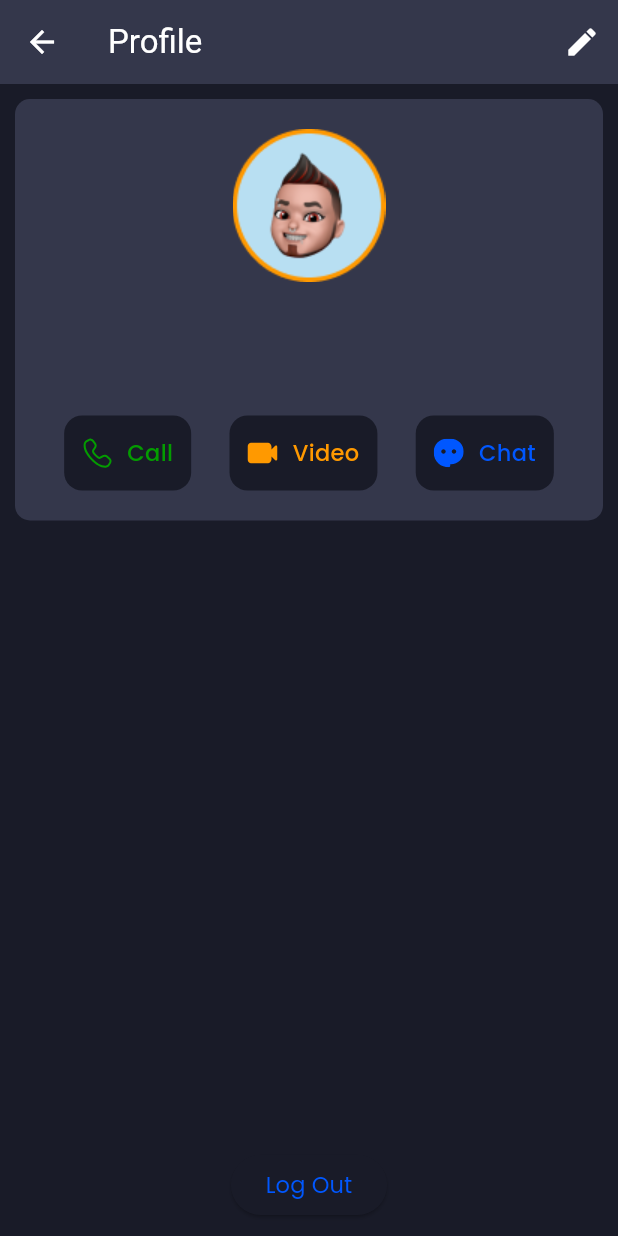
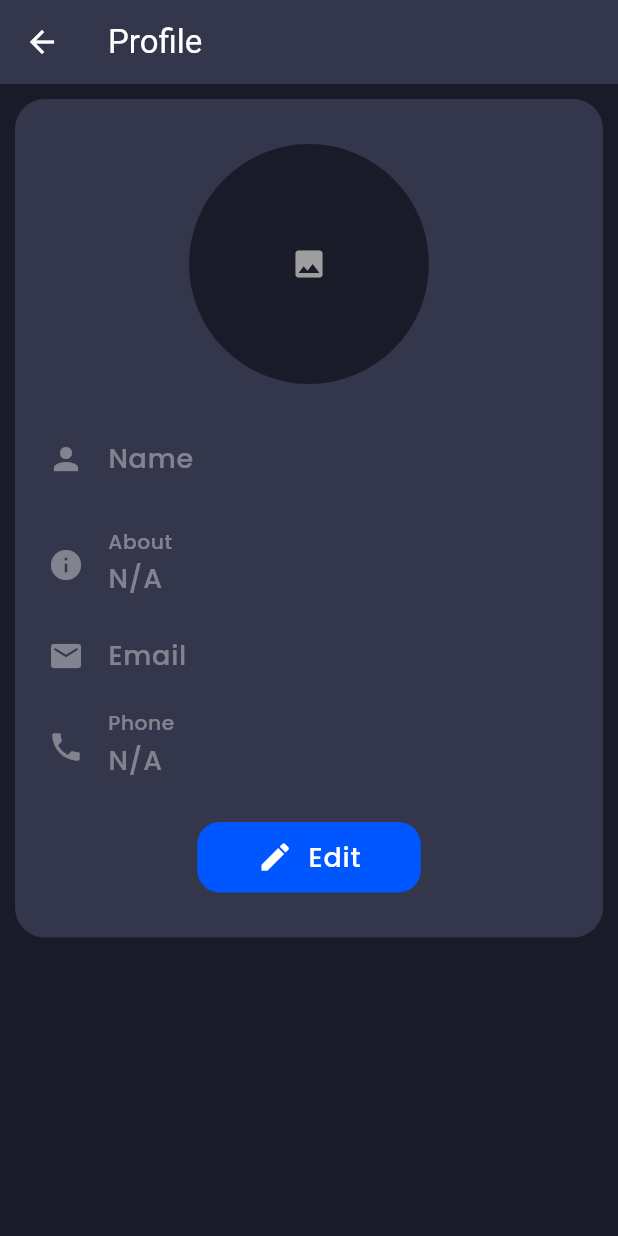
Before and after one commit to Muhammadtalha97/CUI-CHAT-APP, a Flutter app: the ProfilePage screen opened by its route, on a phone screen of 412 x 824 dp. Run offline on Flutter 3.47's test engine with Material 3 defaults, Android fonts, the phone set to English and light mode, and no system bars; our stand-ins replace cloud_firestore, firebase_auth, firebase_core, flutter_svg, get, slide_to_act; accounts and stored records are empty; network calls fail; statements that could not run were skipped.

Commit message:
Update UserProfile Ui/Ux and Funcationalites

```diff
--- a/CUI Chat/lib/Config/PagePath.dart
+++ b/CUI Chat/lib/Config/PagePath.dart
@@ -1,8 +1,9 @@
 import 'package:cui_chat/Pages/Auth/AuthPage.dart';
 import 'package:cui_chat/Pages/Chat/ChatPage.dart';
 import 'package:cui_chat/Pages/Home/HomePage.dart';
-import 'package:cui_chat/Pages/Profile/ProfilePage.dart';
-import 'package:cui_chat/Pages/Profile/UpdateProfile.dart';
+import 'package:cui_chat/Pages/ProfilePage/ProfilePage.dart';
+import 'package:cui_chat/Pages/UserProfile/UserProfilePage.dart';
+import 'package:cui_chat/Pages/UserProfile/UserUpdateProfile.dart';
 import 'package:get/get.dart';
 
 var pagePath = [
@@ -19,11 +20,15 @@ var pagePath = [
       page: () => const Chatpage(),
       transition: Transition.rightToLeft),
   GetPage(
+      name: '/userProfilePage',
+      page: () => const UserProfilePage(),
+      transition: Transition.rightToLeft),
+  GetPage(
+      name: '/userUpdateProfilePage',
+      page: () => const UserUpdateProfile(),
+      transition: Transition.rightToLeft),
+  GetPage(
       name: '/profilePage',
       page: () => const ProfilePage(),
       transition: Transition.rightToLeft),
-  GetPage(
-      name: '/updateProfilePage',
-      page: () => const UpdateProfile(),
-      transition: Transition.rightToLeft),
 ];
--- a/CUI Chat/lib/Model/UserModel.dart
+++ b/CUI Chat/lib/Model/UserModel.dart
@@ -1,19 +1,53 @@
-
 class UserModel {
   String? id;
   String? name;
   String? email;
+  String? phoneNumber;
   String? profileImage;
-  String? phoneNumber;
+  String? about;
+  String? createdAt;
+  String? lastOnlineStatus;
+  String? status;
 
-  UserModel({this.id, this.name, this.email, this.profileImage, this.phoneNumber});
+  UserModel(
+      {this.id,
+      this.name,
+      this.email,
+      this.phoneNumber,
+      this.profileImage,
+      this.about,
+      this.createdAt,
+      this.lastOnlineStatus,
+      this.status});
 
   UserModel.fromJson(Map<String, dynamic> json) {
-    id = json["id"];
-    name = json["name"];
-    email = json["email"];
-    profileImage = json["profileImage"];
-    phoneNumber = json["phoneNumber"];
+    if (json["id"] is String) {
+      id = json["id"];
+    }
+    if (json["name"] is String) {
+      name = json["name"];
+    }
+    if (json["email"] is String) {
+      email = json["email"];
+    }
+    if (json["phoneNumber"] is String) {
+      phoneNumber = json["phoneNumber"];
+    }
+    if (json["profileImage"] is String) {
+      profileImage = json["profileImage"];
+    }
+    if (json["About"] is String) {
+      about = json["About"];
+    }
+    if (json["CreatedAt"] is String) {
+      createdAt = json["CreatedAt"];
+    }
+    if (json["LastOnlineStatus"] is String) {
+      lastOnlineStatus = json["LastOnlineStatus"];
+    }
+    if (json["Status"] is String) {
+      status = json["Status"];
+    }
   }
 
   static List<UserModel> fromList(List<Map<String, dynamic>> list) {
@@ -25,8 +59,12 @@ class UserModel {
     _data["id"] = id;
     _data["name"] = name;
     _data["email"] = email;
+    _data["phoneNumber"] = phoneNumber;
     _data["profileImage"] = profileImage;
-    _data["phoneNumber"] = phoneNumber;
+    _data["About"] = about;
+    _data["CreatedAt"] = createdAt;
+    _data["LastOnlineStatus"] = lastOnlineStatus;
+    _data["Status"] = status;
     return _data;
   }
 }
--- a/CUI Chat/lib/Pages/Home/HomePage.dart
+++ b/CUI Chat/lib/Pages/Home/HomePage.dart
@@ -17,8 +17,8 @@ class HomePage extends StatefulWidget {
 class _HomePageState extends State<HomePage> with TickerProviderStateMixin {
   @override
   Widget build(BuildContext context) {
-     // ignore: unused_local_variable
-     ProfileController profileController = Get.put(ProfileController());
+    // ignore: unused_local_variable
+    ProfileController profileController = Get.put(ProfileController());
     TabController tabController = TabController(length: 3, vsync: this);
     return Scaffold(
       appBar: AppBar(
@@ -33,7 +33,7 @@ class _HomePageState extends State<HomePage> with TickerProviderStateMixin {
         actions: [
           IconButton(onPressed: () => {}, icon: const Icon(Icons.search)),
           IconButton(
-              onPressed: () => {Get.toNamed('profilePage')},
+              onPressed: () => {Get.toNamed('/profilePage')},
               icon: const Icon(Icons.more_vert))
         ],
         bottom: myTabBar(tabController, context),
--- /dev/null
+++ b/CUI Chat/lib/Pages/ProfilePage/ProfilePage.dart
@@ -0,0 +1,134 @@
+import 'package:cui_chat/Controller/ProfileController.dart';
+import 'package:cui_chat/Widget/PrimaryButton.dart';
+import 'package:flutter/material.dart';
+import 'package:get/get.dart';
+
+class ProfilePage extends StatelessWidget {
+  const ProfilePage({super.key});
+
+  @override
+  Widget build(BuildContext context) {
+    RxBool isEdit = false.obs;
+    ProfileController profileController = Get.put(ProfileController());
+    TextEditingController name =
+        TextEditingController(text: profileController.currentUser.value.name);
+    TextEditingController email =
+        TextEditingController(text: profileController.currentUser.value.email);
+    TextEditingController phone = TextEditingController(
+        text: profileController.currentUser.value.phoneNumber ?? 'N/A');
+    TextEditingController about = TextEditingController(
+        text: profileController.currentUser.value.about ?? 'N/A');
+    return Scaffold(
+      appBar: AppBar(
+        title: const Text('Profile'),
+      ),
+      body: Padding(
+        padding: const EdgeInsets.all(10),
+        child: ListView(
+          children: [
+            Container(
+              padding: const EdgeInsets.all(10),
+              decoration: BoxDecoration(
+                  color: Theme.of(context).colorScheme.primaryContainer,
+                  borderRadius: BorderRadius.circular(20)),
+              child: Row(
+                children: [
+                  Expanded(
+                    child: Column(
+                      children: [
+                        const SizedBox(
+                          height: 20,
+                        ),
+                        Row(
+                          mainAxisAlignment: MainAxisAlignment.center,
+                          children: [
+                            CircleAvatar(
+                              backgroundColor:
+                                  Theme.of(context).colorScheme.surface,
+                              radius: 80,
+                              child: const Icon(Icons.image),
+                            ),
+                          ],
+                        ),
+                        const SizedBox(
+                          height: 20,
+                        ),
+                        Obx(
+                          () => TextField(
+                            controller: name,
+                            enabled: isEdit.value,
+                            decoration: InputDecoration(
+                              filled: isEdit.value,
+                              labelText: 'Name',
+                              prefixIcon: const Icon(Icons.person),
+                            ),
+                          ),
+                        ),
+                        const SizedBox(
+                          height: 10,
+                        ),
+                        Obx(
+                          () => TextField(
+                            controller: about,
+                            enabled: isEdit.value,
+                            decoration: InputDecoration(
+                              filled: isEdit.value,
+                              labelText: 'About',
+                              prefixIcon: const Icon(Icons.info),
+                            ),
+                          ),
+                        ),
+                        TextField(
+                          controller: email,
+                          enabled: false,
+                          decoration: const InputDecoration(
+                            filled: false,
+                            labelText: 'Email',
+                            prefixIcon: Icon(Icons.email_rounded),
+                          ),
+                        ),
+                        Obx(
+                          () => TextField(
+                            controller: phone,
+                            enabled: isEdit.value,
+                            decoration: InputDecoration(
+                              filled: isEdit.value,
+                              labelText: 'Phone',
+                              prefixIcon: const Icon(Icons.phone),
+                            ),
+                          ),
+                        ),
+                        const SizedBox(
+                          height: 20,
+                        ),
+                        Row(
+                          mainAxisAlignment: MainAxisAlignment.center,
+                          children: [
+                            Obx(
+                              () => isEdit.value
+                                  ? PrimaryButton(
+                                      btnName: 'Save',
+                                      icon: Icons.save,
+                                      ontap: () => {isEdit.value = false})
+                                  : PrimaryButton(
+                                      btnName: 'Edit',
+                                      icon: Icons.edit,
+                                      ontap: () => {isEdit.value = true}),
+                            ),
+                          ],
+                        ),
+                        const SizedBox(
+                          height: 20,
+                        ),
+                      ],
+                    ),
+                  )
+                ],
+              ),
+            )
+          ],
+        ),
+      ),
+    );
+  }
+}
--- a/CUI Chat/lib/Pages/Profile/ProfilePage.dart
+++ b/CUI Chat/lib/Pages/UserProfile/UserProfilePage.dart
@@ -1,11 +1,11 @@
 import 'package:cui_chat/Controller/AuthController.dart';
 import 'package:cui_chat/Controller/ProfileController.dart';
-import 'package:cui_chat/Pages/Profile/Widget/UserInfo.dart';
+import 'package:cui_chat/Pages/UserProfile/Widget/UserInfo.dart';
 import 'package:flutter/material.dart';
 import 'package:get/get.dart';
 
-class ProfilePage extends StatelessWidget {
-  const ProfilePage({super.key});
+class UserProfilePage extends StatelessWidget {
+  const UserProfilePage({super.key});
 
   @override
   Widget build(BuildContext context) {
--- a/CUI Chat/lib/Pages/Profile/UpdateProfile.dart
+++ b/CUI Chat/lib/Pages/UserProfile/UserUpdateProfile.dart
@@ -1,8 +1,8 @@
 import 'package:cui_chat/Widget/PrimaryButton.dart';
 import 'package:flutter/material.dart';
 
-class UpdateProfile extends StatelessWidget {
-  const UpdateProfile({super.key});
+class UserUpdateProfile extends StatelessWidget {
+  const UserUpdateProfile({super.key});
 
   @override
   Widget build(BuildContext context) {
```
Also changed, not shown: CUI Chat/lib/Pages/UserProfile/Widget/UserInfo.dart (renamed from CUI Chat/lib/Pages/Profile/Widget/UserInfo.dart).
